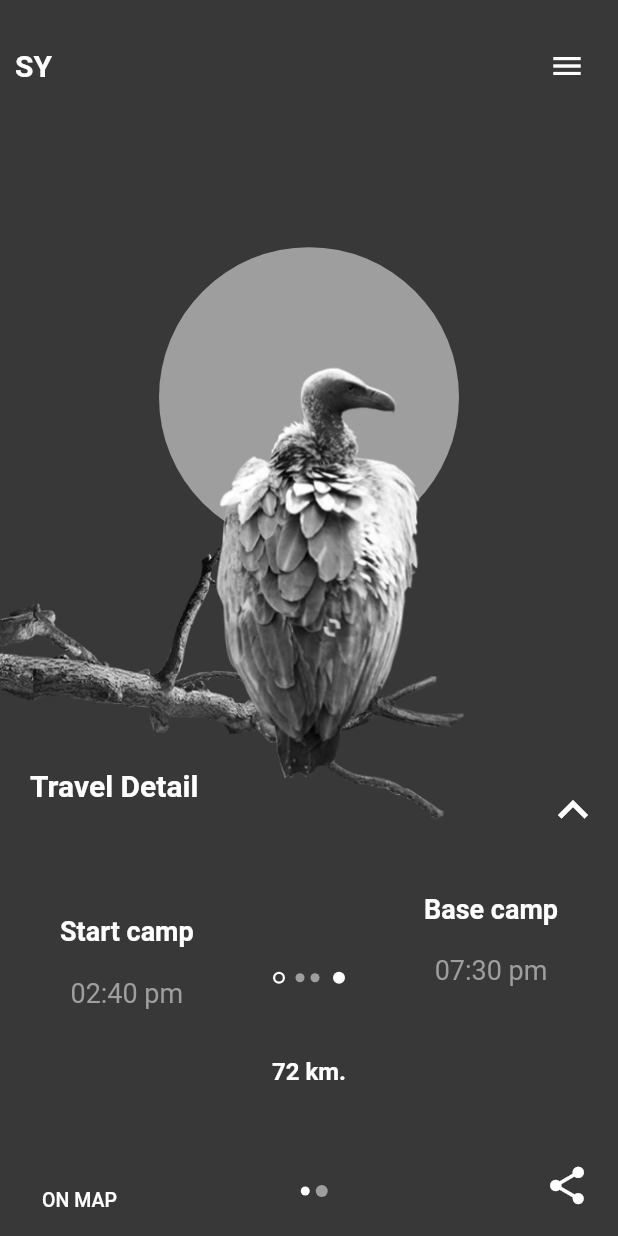
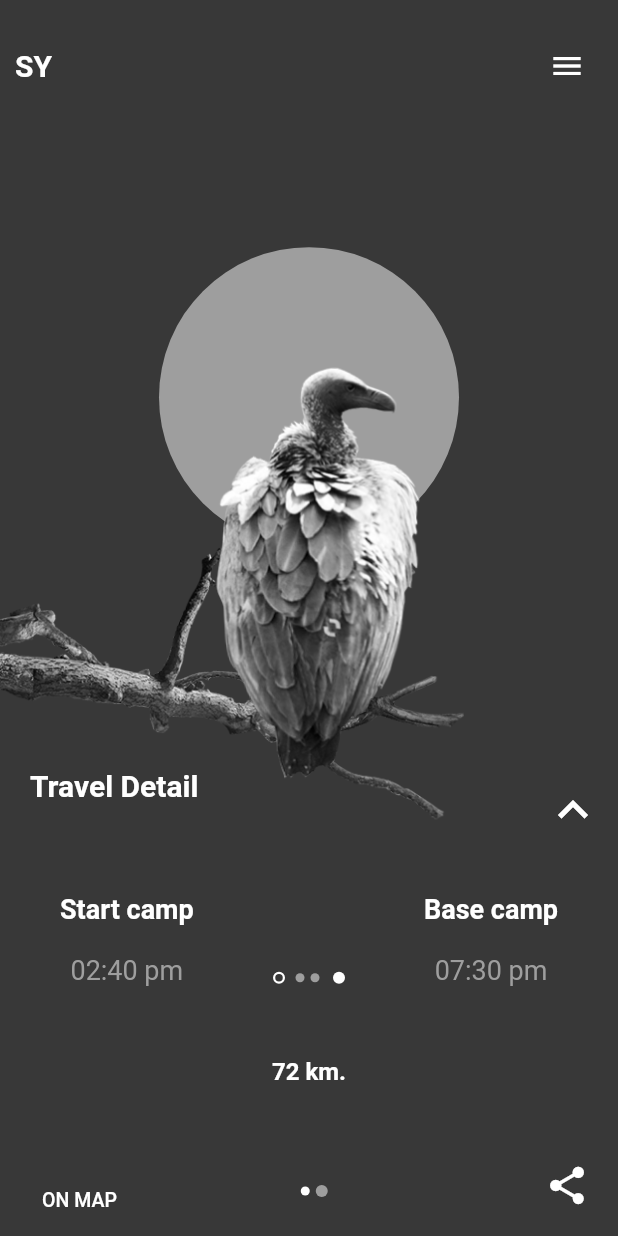
Before and after one commit to taylanyildiz/Travel-UI, a Flutter app: the screen it shows after launch, swiped to page 2, on a phone screen of 412 x 824 dp. Run offline on Flutter 3.47's test engine with Material 2 defaults, Android fonts, the light colour scheme and no system bars.

Commit message:
Update vulture_page.dart

```diff
--- a/lib/screens/pages/vulture_page.dart
+++ b/lib/screens/pages/vulture_page.dart
@@ -153,7 +153,7 @@ class _StartCampDetail extends AnimatedWidget {
       opacitiy = controller.page!;
     }
     return Positioned(
-      top: size.height / 1.35,
+      top: 150 + size.height / 1.85,
       left: max(0, 6 * opacitiy - 5) * 40.0,
       child: Opacity(
         opacity: max(0, 6 * opacitiy - 5),
```
